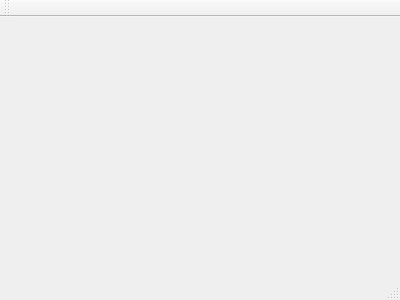
Before: the Qt Designer form menu.ui in Carduelis/vk, drawn with Qt 5.
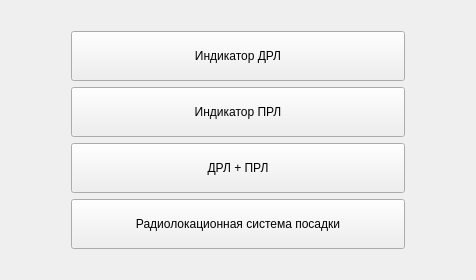
After: the same form once the commit is applied.

Commit message: Интерфейс индикатора кругового обзора (IndicatorDRL)

What changed in the file:
```diff
--- a/menu.ui
+++ b/menu.ui
@@ -1,24 +1,109 @@
 <ui version="4.0">
  <class>Menu</class>
- <widget class="QMainWindow" name="Menu" >
-  <property name="geometry" >
+ <widget class="QMainWindow" name="Menu">
+  <property name="geometry">
    <rect>
     <x>0</x>
     <y>0</y>
-    <width>400</width>
-    <height>300</height>
+    <width>476</width>
+    <height>280</height>
    </rect>
   </property>
-  <property name="windowTitle" >
-   <string>Menu</string>
+  <property name="sizePolicy">
+   <sizepolicy hsizetype="Preferred" vsizetype="Preferred">
+    <horstretch>0</horstretch>
+    <verstretch>0</verstretch>
+   </sizepolicy>
   </property>
-  <widget class="QMenuBar" name="menuBar" />
-  <widget class="QToolBar" name="mainToolBar" />
-  <widget class="QWidget" name="centralWidget" />
-  <widget class="QStatusBar" name="statusBar" />
+  <property name="windowTitle">
+   <string>Индикатор кругового обзора - Меню</string>
+  </property>
+  <widget class="QWidget" name="centralWidget">
+   <layout class="QGridLayout" name="gridLayout_2">
+    <item row="0" column="0">
+     <layout class="QGridLayout" name="gridLayout">
+      <property name="leftMargin">
+       <number>60</number>
+      </property>
+      <property name="topMargin">
+       <number>20</number>
+      </property>
+      <property name="rightMargin">
+       <number>60</number>
+      </property>
+      <property name="bottomMargin">
+       <number>20</number>
+      </property>
+      <item row="0" column="0">
+       <widget class="QPushButton" name="ButtonIndicatorDRL">
+        <property name="sizePolicy">
+         <sizepolicy hsizetype="Minimum" vsizetype="Expanding">
+          <horstretch>0</horstretch>
+          <verstretch>0</verstretch>
+         </sizepolicy>
+        </property>
+        <property name="cursor">
+         <cursorShape>PointingHandCursor</cursorShape>
+        </property>
+        <property name="text">
+         <string>Индикатор ДРЛ</string>
+        </property>
+       </widget>
+      </item>
+      <item row="1" column="0">
+       <widget class="QPushButton" name="ButtonIndicatorPRL">
+        <property name="sizePolicy">
+         <sizepolicy hsizetype="Minimum" vsizetype="Expanding">
+          <horstretch>0</horstretch>
+          <verstretch>0</verstretch>
+         </sizepolicy>
+        </property>
+        <property name="cursor">
+         <cursorShape>PointingHandCursor</cursorShape>
+        </property>
+        <property name="text">
+         <string>Индикатор ПРЛ</string>
+        </property>
+       </widget>
+      </item>
+      <item row="2" column="0">
+       <widget class="QPushButton" name="ButtonDRLPRL">
+        <property name="sizePolicy">
+         <sizepolicy hsizetype="Minimum" vsizetype="Expanding">
+          <horstretch>0</horstretch>
+          <verstretch>0</verstretch>
+         </sizepolicy>
+        </property>
+        <property name="cursor">
+         <cursorShape>PointingHandCursor</cursorShape>
+        </property>
+        <property name="text">
+         <string>ДРЛ + ПРЛ</string>
+        </property>
+       </widget>
+      </item>
+      <item row="3" column="0">
+       <widget class="QPushButton" name="ButtonRSP">
+        <property name="sizePolicy">
+         <sizepolicy hsizetype="Minimum" vsizetype="Expanding">
+          <horstretch>0</horstretch>
+          <verstretch>0</verstretch>
+         </sizepolicy>
+        </property>
+        <property name="cursor">
+         <cursorShape>PointingHandCursor</cursorShape>
+        </property>
+        <property name="text">
+         <string>Радиолокационная система посадки</string>
+        </property>
+       </widget>
+      </item>
+     </layout>
+    </item>
+   </layout>
+  </widget>
  </widget>
- <layoutDefault spacing="6" margin="11" />
- <pixmapfunction></pixmapfunction>
+ <layoutdefault spacing="6" margin="11"/>
  <resources/>
  <connections/>
 </ui>
```
Left out of the diff: 1 changed line with no effect on the pictures. The commit also changes 14 other files.
